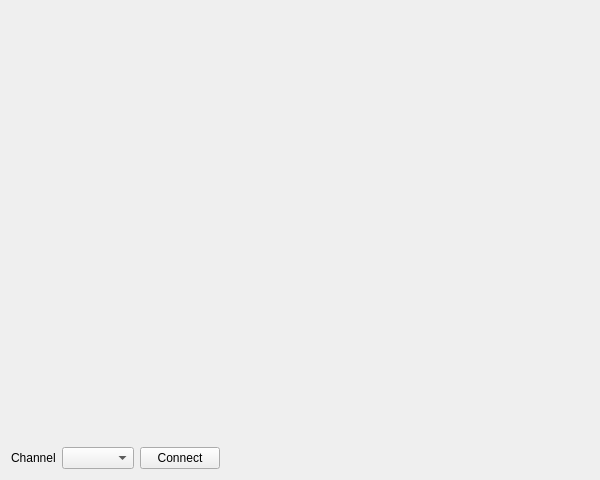
Qt form tools/python/viewer.ui (Araneidae/pcie_sniffer) before a commit.
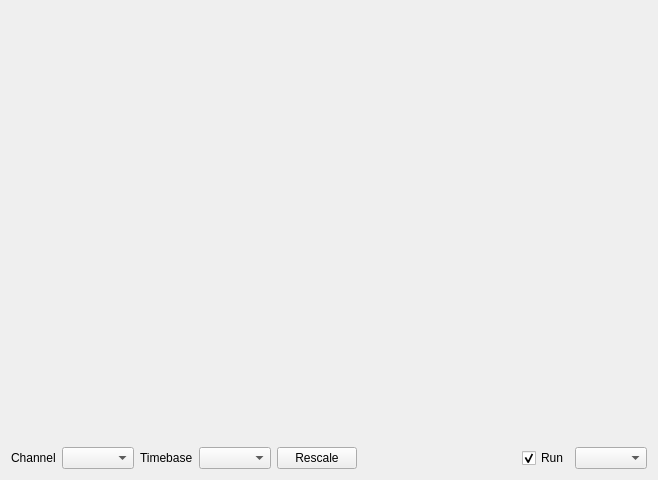
The same form after that commit.

Commit message: FA sniffer: Further work on viewer

```diff
--- a/tools/python/viewer.ui
+++ b/tools/python/viewer.ui
@@ -6,7 +6,7 @@
    <rect>
     <x>0</x>
     <y>0</y>
-    <width>600</width>
+    <width>658</width>
     <height>480</height>
    </rect>
   </property>
@@ -14,8 +14,14 @@
    <string>Scope Example</string>
   </property>
   <layout class="QGridLayout">
-   <item row="0" column="0" colspan="4">
+   <item row="0" column="0" colspan="8">
     <widget class="QFrame" name="axes">
+     <property name="sizePolicy">
+      <sizepolicy hsizetype="Preferred" vsizetype="Preferred">
+       <horstretch>0</horstretch>
+       <verstretch>0</verstretch>
+      </sizepolicy>
+     </property>
      <property name="frameShape">
       <enum>QFrame::NoFrame</enum>
      </property>
@@ -24,17 +30,17 @@
      </property>
     </widget>
    </item>
-   <item row="1" column="3">
+   <item row="1" column="5">
     <spacer name="spacer1">
      <property name="orientation">
       <enum>Qt::Horizontal</enum>
      </property>
      <property name="sizeType">
-      <enum>QSizePolicy::Expanding</enum>
+      <enum>QSizePolicy::MinimumExpanding</enum>
      </property>
      <property name="sizeHint" stdset="0">
       <size>
-       <width>217</width>
+       <width>0</width>
        <height>20</height>
       </size>
      </property>
@@ -54,12 +60,35 @@
     <widget class="QComboBox" name="channel"/>
    </item>
    <item row="1" column="2">
-    <widget class="QPushButton" name="bConnect">
+    <widget class="QLabel" name="label">
      <property name="text">
-      <string>Connect</string>
+      <string>Timebase</string>
      </property>
     </widget>
    </item>
+   <item row="1" column="4">
+    <widget class="QPushButton" name="rescale">
+     <property name="text">
+      <string>Rescale</string>
+     </property>
+    </widget>
+   </item>
+   <item row="1" column="7">
+    <widget class="QComboBox" name="mode"/>
+   </item>
+   <item row="1" column="6">
+    <widget class="QCheckBox" name="run">
+     <property name="text">
+      <string>Run</string>
+     </property>
+     <property name="checked">
+      <bool>true</bool>
+     </property>
+    </widget>
+   </item>
+   <item row="1" column="3">
+    <widget class="QComboBox" name="timebase"/>
+   </item>
   </layout>
  </widget>
  <layoutdefault spacing="6" margin="11"/>
```
Left out of the diff: 68 changed lines with no effect on the pictures. The commit also changes 1 other file.
